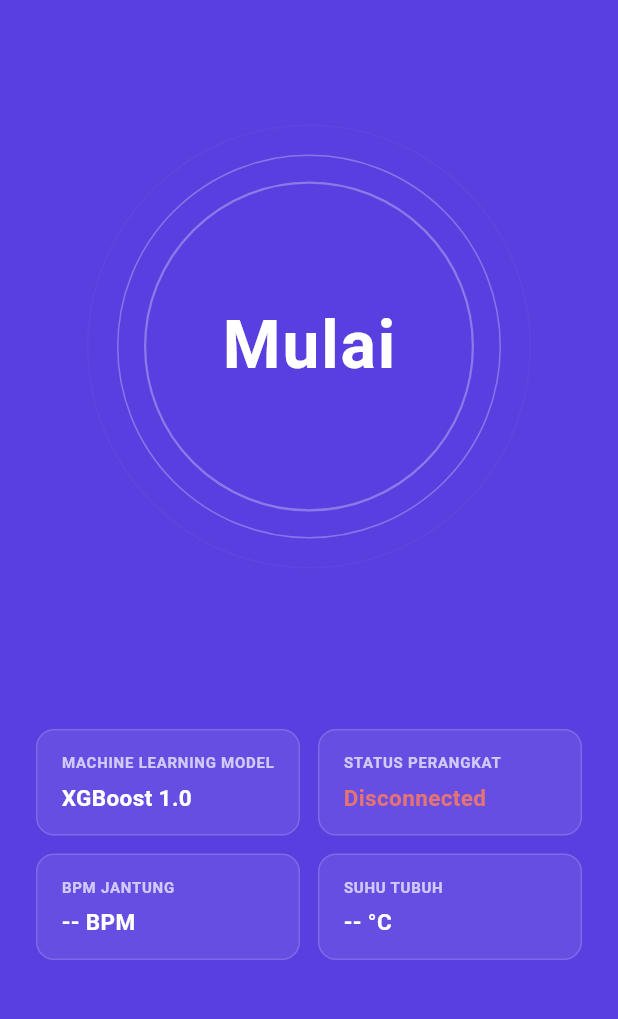
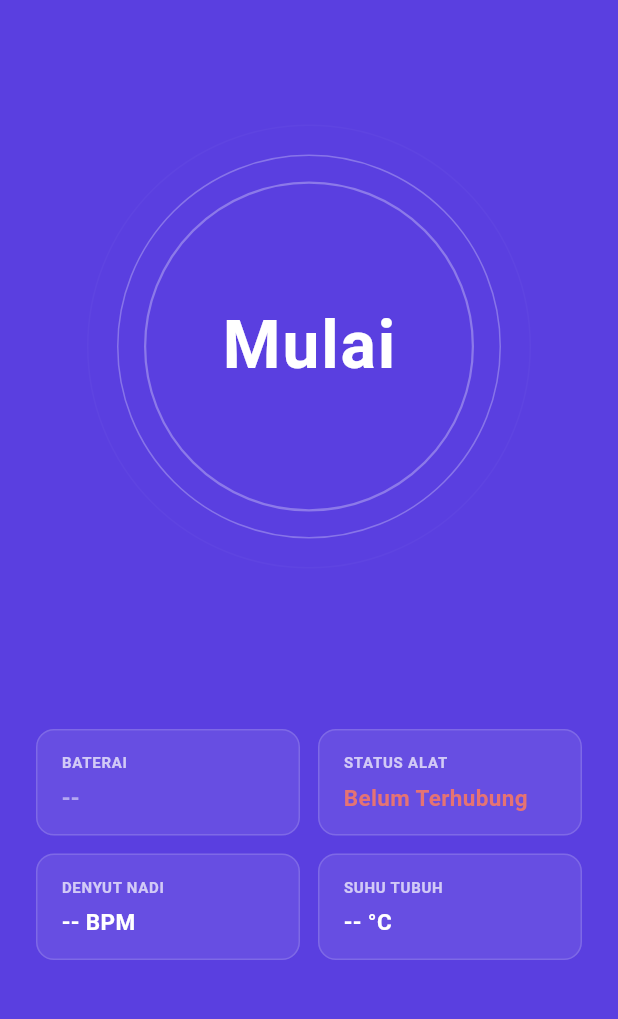
Before and after one commit to atmwijaya/GlucoBand, a Flutter app: the MeasurementPage screen opened directly, on a phone screen of 412 x 824 dp, the part 204-1223 px from its top. Run offline on Flutter 3.47's test engine with Material 3 defaults, Android fonts, the phone set to English and light mode, and no system bars; our stand-ins replace dio, fl_chart, flutter_dotenv, flutter_secure_storage, google_generative_ai, shared_preferences and 1 more; accounts and stored records are empty; network calls fail.

Commit message:
fix:fixing user experience

```diff
--- a/mobile/glucobandapp/lib/presentation/pages/measurementPage.dart
+++ b/mobile/glucobandapp/lib/presentation/pages/measurementPage.dart
@@ -28,6 +28,7 @@ class _MeasurementPageState extends State<MeasurementPage>
   String _deviceIp = '192.168.4.1';
   String _heartRateText = '-- BPM';
   String _temperatureText = '-- °C';
+  String _batteryText = '--';
   Timer? _statusPollingTimer;
 
   @override
@@ -73,6 +74,8 @@ class _MeasurementPageState extends State<MeasurementPage>
       final bool wasDisconnected = !_isDeviceConnected;
       _isDeviceConnected = true;
       _deviceIp = status['ip'] ?? _deviceIp;
+      final rawBatt = status['battery'] ?? status['battery_level'];
+      _batteryText = rawBatt != null ? '$rawBatt%' : 'Optimal';
 
       if (wasDisconnected && !_isMeasuring) {
         setState(() {
@@ -104,6 +107,7 @@ class _MeasurementPageState extends State<MeasurementPage>
       if (_isDeviceConnected || _statusText.contains('Siap Digunakan') || _statusText.contains('Memeriksa')) {
         setState(() {
           _isDeviceConnected = false;
+          _batteryText = '--';
           _heartRateText = '-- BPM';
           _temperatureText = '-- °C';
           if (!_isMeasuring) {
@@ -660,15 +664,18 @@ class _MeasurementPageState extends State<MeasurementPage>
                     children: [
                       Expanded(
                         child: _buildInfoCard(
-                          'MACHINE LEARNING MODEL',
-                          'XGBoost 1.0',
+                          'BATERAI',
+                          _isDeviceConnected ? _batteryText : '--',
+                          valueColor: _isDeviceConnected
+                              ? const Color(0xFF10B981)
+                              : Colors.white.withValues(alpha: 0.5),
                         ),
                       ),
                       const SizedBox(width: 12),
                       Expanded(
                         child: _buildInfoCard(
-                          'STATUS PERANGKAT',
-                          _isDeviceConnected ? 'Connected' : 'Disconnected',
+                          'STATUS ALAT',
+                          _isDeviceConnected ? 'Siap Digunakan' : 'Belum Terhubung',
                           valueColor: _isDeviceConnected
                               ? const Color(0xFF10B981)
                               : Colors.red.shade300,
@@ -679,7 +686,7 @@ class _MeasurementPageState extends State<MeasurementPage>
                   const SizedBox(height: 12),
                   Row(
                     children: [
-                      Expanded(child: _buildInfoCard('BPM JANTUNG', _heartRateText)),
+                      Expanded(child: _buildInfoCard('DENYUT NADI', _heartRateText)),
                       const SizedBox(width: 12),
                       Expanded(child: _buildInfoCard('SUHU TUBUH', _temperatureText)),
                     ],
```
Also changed, not shown: mobile/glucobandapp/lib/presentation/pages/berandaPage.dart (+35 -2 lines), mobile/glucobandapp/lib/presentation/widgets/deviceConfigDialog.dart (+81 -12 lines), 1 other file.
